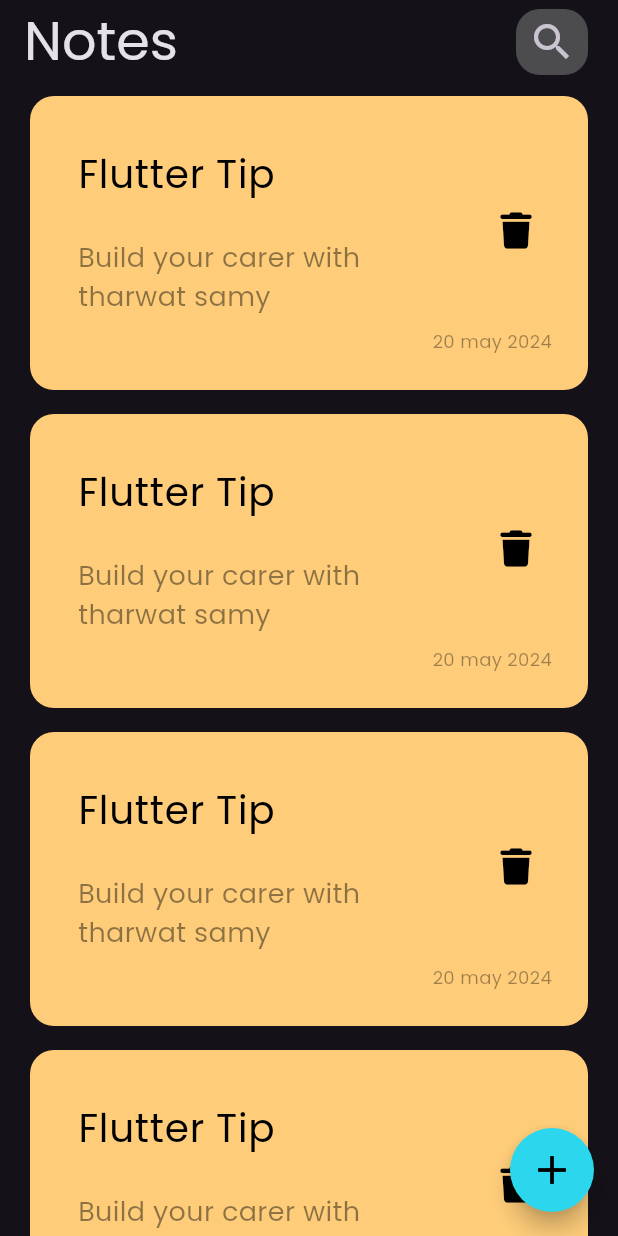
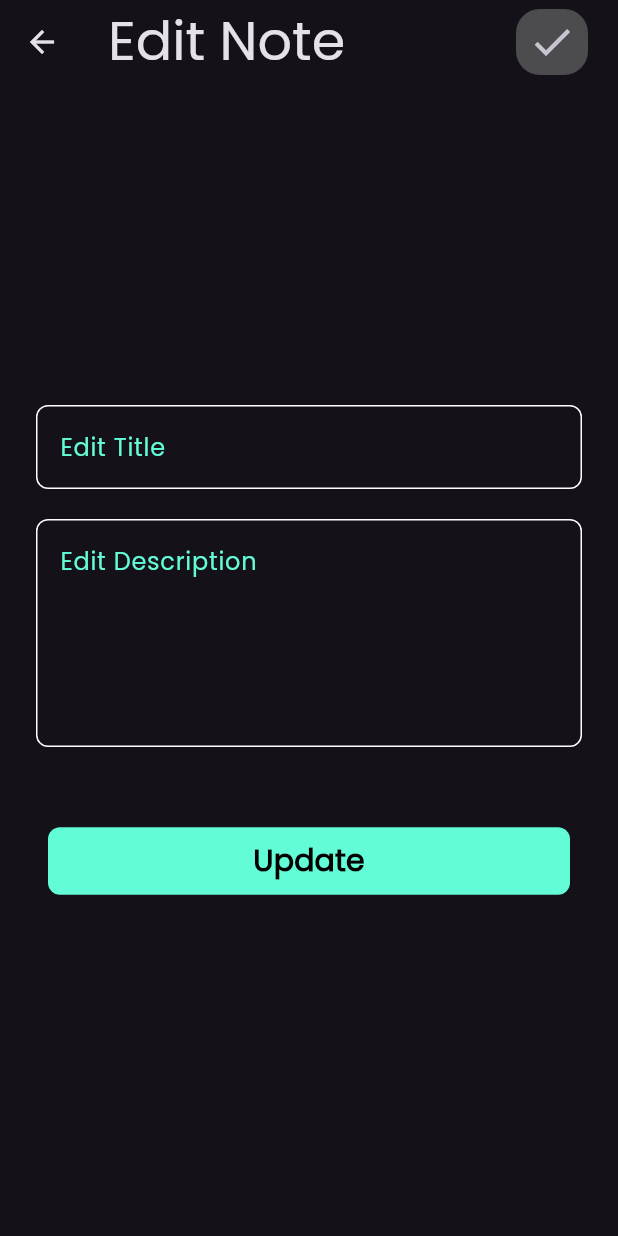
Before and after one commit to Evil-Knight1/notes_app, a Flutter app: the screen it shows after launch, after a tap on "Flutter Tip", on a phone screen of 412 x 824 dp. Run offline on Flutter 3.47's test engine with Material 3 defaults, Android fonts, the phone set to English and light mode, and no system bars; our stand-ins replace font_awesome_flutter.

Commit message:
edit note view and body

```diff
--- /dev/null
+++ b/lib/pages/edit_note_page.dart
@@ -0,0 +1,15 @@
+import 'package:flutter/material.dart';
+import 'package:notes_app/widgets/custom_app_bar.dart';
+import 'package:notes_app/widgets/edit_note_body.dart';
+
+class EditNotePage extends StatelessWidget {
+  const EditNotePage({super.key});
+
+  @override
+  Widget build(BuildContext context) {
+    return Scaffold(
+      appBar: CustomAppBar().customAppBar(title: 'Edit Note',icon: Icons.done),
+      body: const EditNoteBody(),
+    );
+  }
+}
--- a/lib/pages/notes_page.dart
+++ b/lib/pages/notes_page.dart
@@ -1,6 +1,6 @@
 import 'package:flutter/material.dart';
+import 'package:notes_app/widgets/custom_app_bar.dart';
 import 'package:notes_app/widgets/add_note.dart';
-import 'package:notes_app/widgets/custom_icon_button.dart';
 import 'package:notes_app/widgets/custom_note_item.dart';
 
 class NotesPage extends StatelessWidget {
@@ -8,32 +8,16 @@ class NotesPage extends StatelessWidget {
   @override
   Widget build(BuildContext context) {
     return Scaffold(
-        appBar: AppBar(
-          title: const Text(
-            'Notes',
-            style: TextStyle(fontSize: 36),
-          ),
-          actions: const [
-            CustomIconButton(
-              icon: Icon(
-                Icons.search,
-                size: 32,
-              ),
-              backgroundColor: Color(0x679E9E9E),
-              tooltip: 'Search Bar',
-            ),
-            SizedBox(
-              width: 20,
-            ),
-          ],
-        ),
+        appBar: CustomAppBar().customAppBar(title: 'Notes',icon: Icons.search),
         floatingActionButton: FloatingActionButton(
           onPressed: () {
             showModalBottomSheet<void>(
-              useSafeArea: true,
-              shape: RoundedRectangleBorder(borderRadius: BorderRadius.circular(16),),
-              // backgroundColor: Colors.lightBlue,
-              showDragHandle: true,
+                useSafeArea: true,
+                shape: RoundedRectangleBorder(
+                  borderRadius: BorderRadius.circular(16),
+                ),
+                // backgroundColor: Colors.lightBlue,
+                showDragHandle: true,
                 context: context,
                 builder: (context) {
                   return const AddNote();
--- a/lib/widgets/add_note.dart
+++ b/lib/widgets/add_note.dart
@@ -3,6 +3,7 @@ import 'dart:ui';
 import 'package:flutter/material.dart';
 import 'package:flutter/widgets.dart';
 import 'package:notes_app/constants.dart';
+import 'package:notes_app/widgets/custom_text_button.dart';
 import 'package:notes_app/widgets/custom_text_field.dart';
 
 class AddNote extends StatelessWidget {
@@ -26,7 +27,7 @@ class AddNote extends StatelessWidget {
               maxLine: 5,
             ),
             SizedBox(height: 40),
-            CustomTextButton(),
+            CustomTextButton(text: 'Save',),
             SizedBox(height: 20)
           ],
         ),
@@ -34,28 +35,3 @@ class AddNote extends StatelessWidget {
     );
   }
 }
-
-class CustomTextButton extends StatelessWidget {
-  const CustomTextButton({
-    super.key,
-  });
-
-  @override
-  Widget build(BuildContext context) {
-    return Container(
-      padding: const EdgeInsets.symmetric(vertical: 12, horizontal: 8),
-      width: MediaQuery.of(context).size.width,
-      child: TextButton(
-          onPressed: () {},
-          style: ElevatedButton.styleFrom(
-              backgroundColor: kPrimaryColor,
-              shape: RoundedRectangleBorder(
-                  borderRadius: BorderRadius.circular(8))),
-          child: const Text(
-            'Save',
-            style: TextStyle(
-                color: Colors.black, fontSize: 20, fontWeight: FontWeight.w600),
-          )),
-    );
-  }
-}
--- /dev/null
+++ b/lib/widgets/custom_app_bar.dart
@@ -0,0 +1,26 @@
+import 'package:flutter/material.dart';
+import 'package:notes_app/widgets/custom_icon_button.dart';
+
+class CustomAppBar {
+  AppBar customAppBar({required IconData icon, required String title}) {
+    return AppBar(
+      title: Text(
+        title,
+        style: const TextStyle(fontSize: 36),
+      ),
+      actions: [
+        CustomIconButton(
+          icon: Icon(
+            icon,
+            size: 32,
+          ),
+          backgroundColor: const Color(0x679E9E9E),
+          tooltip: 'Search Bar',
+        ),
+        const SizedBox(
+          width: 20,
+        ),
+      ],
+    );
+  }
+}
--- a/lib/widgets/custom_note_item.dart
+++ b/lib/widgets/custom_note_item.dart
@@ -1,5 +1,6 @@
 import 'package:flutter/material.dart';
 import 'package:font_awesome_flutter/font_awesome_flutter.dart';
+import 'package:notes_app/pages/edit_note_page.dart';
 import 'package:notes_app/widgets/custom_icon_button.dart';
 
 class NoteItem extends StatelessWidget {
@@ -9,19 +10,38 @@ class NoteItem extends StatelessWidget {
 
   @override
   Widget build(BuildContext context) {
-    return Container(
+    return InkWell(
+      onTap: () {
+        Navigator.push(
+            context,
+            PageRouteBuilder(
+              pageBuilder: (context, _, __) => const EditNotePage(),
+              transitionsBuilder:
+                  (context, animation, secondaryAnimation, child) {
+                const begin = Offset(0.0, 1.0);
+                const end = Offset.zero;
+                final tween = Tween(begin: begin, end: end);
+                final offsetAnimation = animation.drive(tween);
+
+                return SlideTransition(
+                  position: offsetAnimation,
+                  child: child,
+                );
+              },
+            ));
+      },
+      child: Container(
         padding: const EdgeInsets.only(top: 24, bottom: 24, left: 16),
         margin: const EdgeInsets.symmetric(vertical: 8, horizontal: 20),
         decoration: BoxDecoration(
           color: const Color(0xffffcd7a),
           borderRadius: BorderRadius.circular(16),
         ),
-      child: Column(
+        child: const Column(
           mainAxisAlignment: MainAxisAlignment.spaceAround,
           crossAxisAlignment: CrossAxisAlignment.end,
           children: [
             ListTile(
-            onTap: () {},
               title: const Text(
                 'Flutter Tip',
                 style: TextStyle(
@@ -53,6 +73,7 @@ class NoteItem extends StatelessWidget {
             )
           ],
         ),
+      ),
     );
   }
 }
--- /dev/null
+++ b/lib/widgets/custom_text_button.dart
@@ -0,0 +1,28 @@
+import 'package:flutter/material.dart';
+import 'package:notes_app/constants.dart';
+
+class CustomTextButton extends StatelessWidget {
+  const CustomTextButton({
+    super.key,
+    required this.text,
+  });
+  final String text;
+  @override
+  Widget build(BuildContext context) {
+    return Container(
+      padding: const EdgeInsets.symmetric(vertical: 12, horizontal: 8),
+      width: MediaQuery.of(context).size.width,
+      child: TextButton(
+          onPressed: () {},
+          style: ElevatedButton.styleFrom(
+              backgroundColor: kPrimaryColor,
+              shape: RoundedRectangleBorder(
+                  borderRadius: BorderRadius.circular(8))),
+          child: Text(
+            text,
+            style: TextStyle(
+                color: Colors.black, fontSize: 20, fontWeight: FontWeight.w600),
+          )),
+    );
+  }
+}
--- a/lib/widgets/custom_text_field.dart
+++ b/lib/widgets/custom_text_field.dart
@@ -18,7 +18,7 @@ class CustomTextField extends StatelessWidget {
         decoration: InputDecoration(
 
           enabledBorder: buildBorder(),
-          hintText: 'Title',
+          hintText: hint,
           hintStyle: TextStyle(color: kPrimaryColor),
           focusedBorder: buildBorder(kPrimaryColor),
         ));
--- /dev/null
+++ b/lib/widgets/edit_note_body.dart
@@ -0,0 +1,30 @@
+import 'package:flutter/material.dart';
+import 'package:notes_app/widgets/custom_text_button.dart';
+import 'package:notes_app/widgets/custom_text_field.dart';
+
+class EditNoteBody extends StatelessWidget {
+  const EditNoteBody({super.key});
+
+  @override
+  Widget build(BuildContext context) {
+    return const Padding(
+      padding: EdgeInsets.symmetric(horizontal: 24, vertical: 24),
+      child: Column(
+          mainAxisAlignment: MainAxisAlignment.center,
+        children: [
+        CustomTextField(hint: 'Edit Title'),
+        SizedBox(
+          height: 20,
+        ),
+        CustomTextField(
+          hint: 'Edit Description',
+          maxLine: 5,
+        ),
+        SizedBox(
+          height: 40,
+        ),
+        CustomTextButton(text: 'Update'),
+      ]),
+    );
+  }
+}
```
Lines whose indentation alone changed are shown as unchanged.
